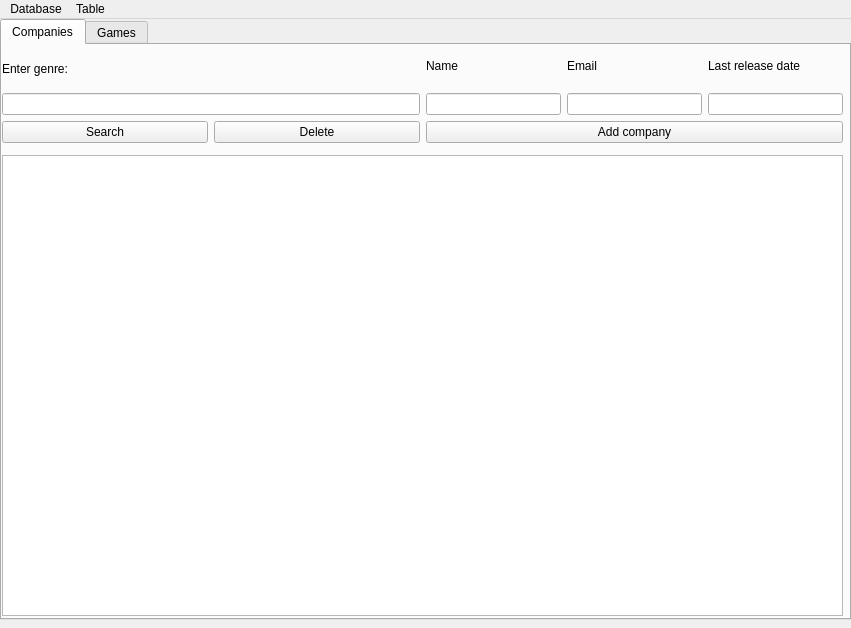
The window that laba2/design.ui (EgorBodrov/DataBase-2021) describes before a commit, drawn with Qt 5.
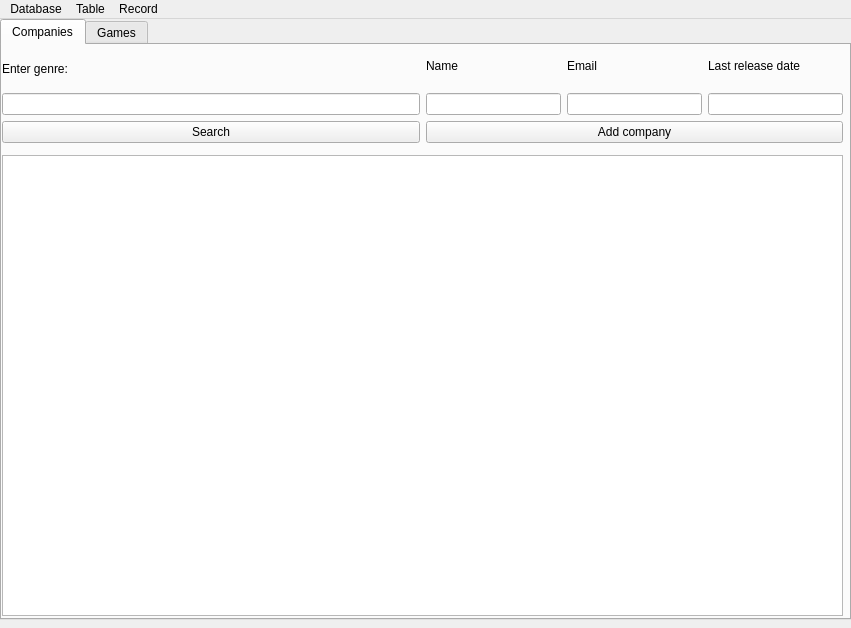
The same window after the commit. The open tabs and pages were chosen to show the change.

What changed in the file:
```diff
--- a/laba2/design.ui
+++ b/laba2/design.ui
@@ -114,13 +114,6 @@
                 </property>
                </widget>
               </item>
-              <item>
-               <widget class="QPushButton" name="companies_delete_button">
-                <property name="text">
-                 <string>Delete</string>
-                </property>
-               </widget>
-              </item>
              </layout>
             </item>
            </layout>
@@ -334,7 +327,7 @@
      <x>0</x>
      <y>0</y>
      <width>851</width>
-     <height>21</height>
+     <height>26</height>
     </rect>
    </property>
    <widget class="QMenu" name="database_menu">
@@ -352,8 +345,15 @@
     <addaction name="clear_games_action"/>
     <addaction name="clear_all_action"/>
    </widget>
+   <widget class="QMenu" name="menuRecord">
+    <property name="title">
+     <string>Record</string>
+    </property>
+    <addaction name="delete_record_action"/>
+   </widget>
    <addaction name="database_menu"/>
    <addaction name="table_menu"/>
+   <addaction name="menuRecord"/>
   </widget>
   <action name="actionChoose_DB">
    <property name="text">
```
Left out of the diff: 11 changed lines with no effect on the pictures.
